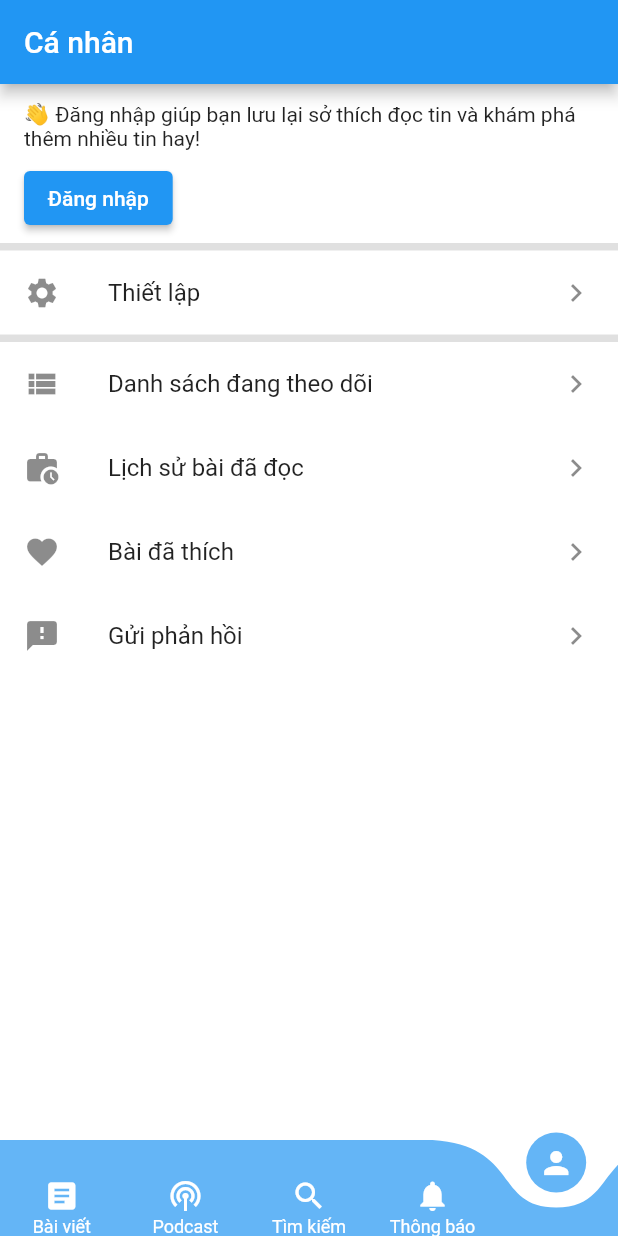
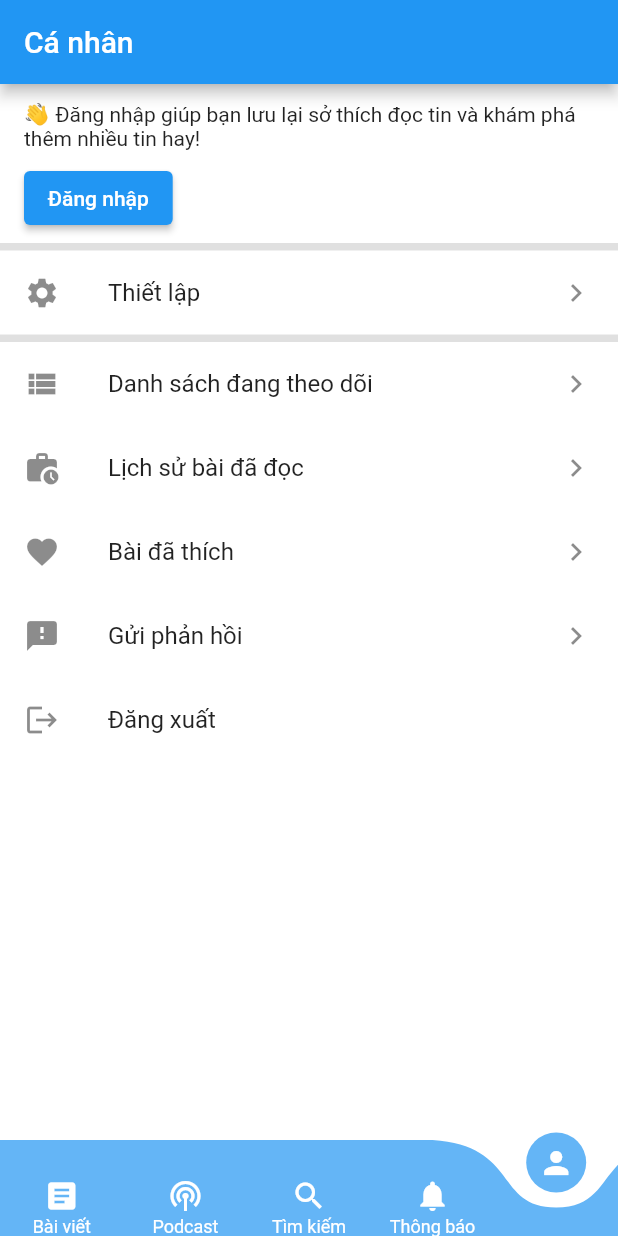
Before and after one commit to thanhtung100397/flutter-blog-post-app, a Flutter app: the screen it shows after launch, swiped to page 5, on a phone screen of 412 x 824 dp. Run offline on Flutter 3.47's test engine with Material 2 defaults, Android fonts, the phone set to English and light mode, and no system bars; drawn by our look-alikes of curved_navigation_bar; our stand-ins replace firebase_auth, firebase_core, flutter_signin_button, google_sign_in; accounts and stored records are empty; generated files the repository leaves out were written again.

Commit message:
Add logout button

```diff
--- a/lib/l10n/app_en.arb
+++ b/lib/l10n/app_en.arb
@@ -14,5 +14,6 @@
     "read_history": "Read history",
     "liked_posts": "Liked posts",
     "send_feedbacks": "Send feedbacks",
-    "view_personal_info": "View personal info"
+    "view_personal_info": "View personal info",
+    "logout": "Logout"
 }
--- a/lib/l10n/app_vi.arb
+++ b/lib/l10n/app_vi.arb
@@ -14,5 +14,6 @@
     "read_history": "Lịch sử bài đã đọc",
     "liked_posts": "Bài đã thích",
     "send_feedbacks": "Gửi phản hồi",
-    "view_personal_info": "Xem thông tin cá nhân"
+    "view_personal_info": "Xem thông tin cá nhân",
+    "logout": "Đăng xuất"
 }
--- a/lib/pages/home/personal/app_personal_page.dart
+++ b/lib/pages/home/personal/app_personal_page.dart
@@ -111,6 +111,11 @@ class _AppPersonalPageState extends State<AppPersonalPage> {
               leading: const Icon(Icons.feedback),
               title: Text(AppLocalizations.of(context)!.send_feedbacks),
               trailing: const Icon(Icons.keyboard_arrow_right),
+            ),
+            ListTile(
+              leading: const Icon(Icons.logout),
+              title: Text(AppLocalizations.of(context)!.logout),
+              onTap: FirebaseAuth.instance.signOut,
             )
           ],
         ));
```
